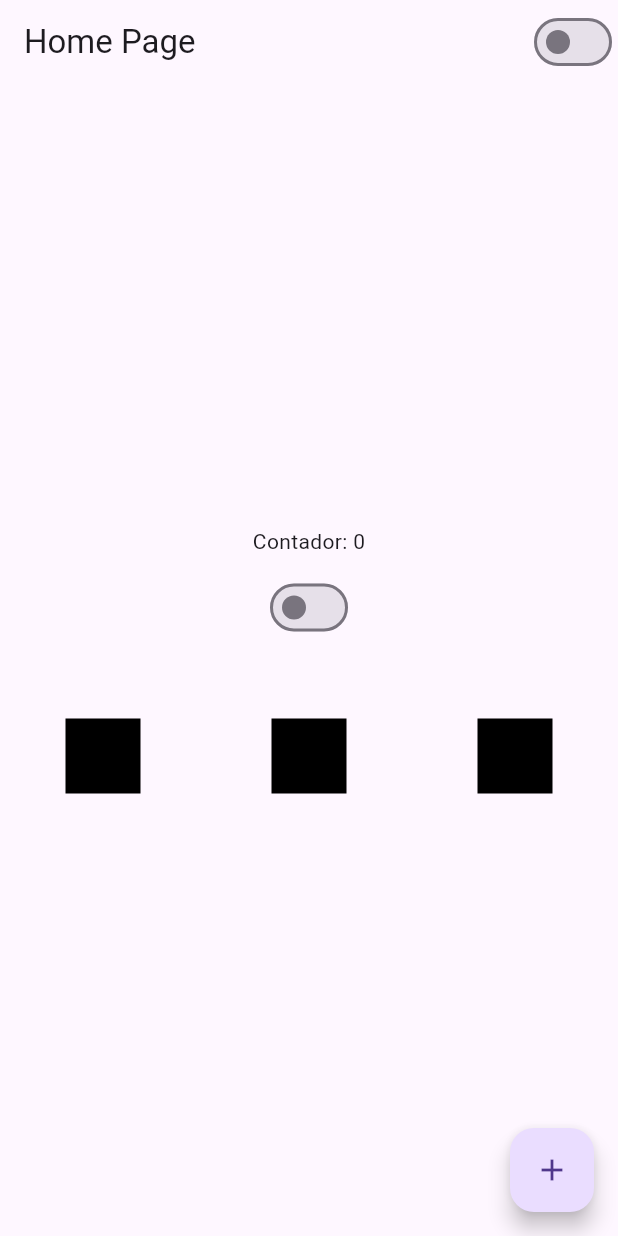
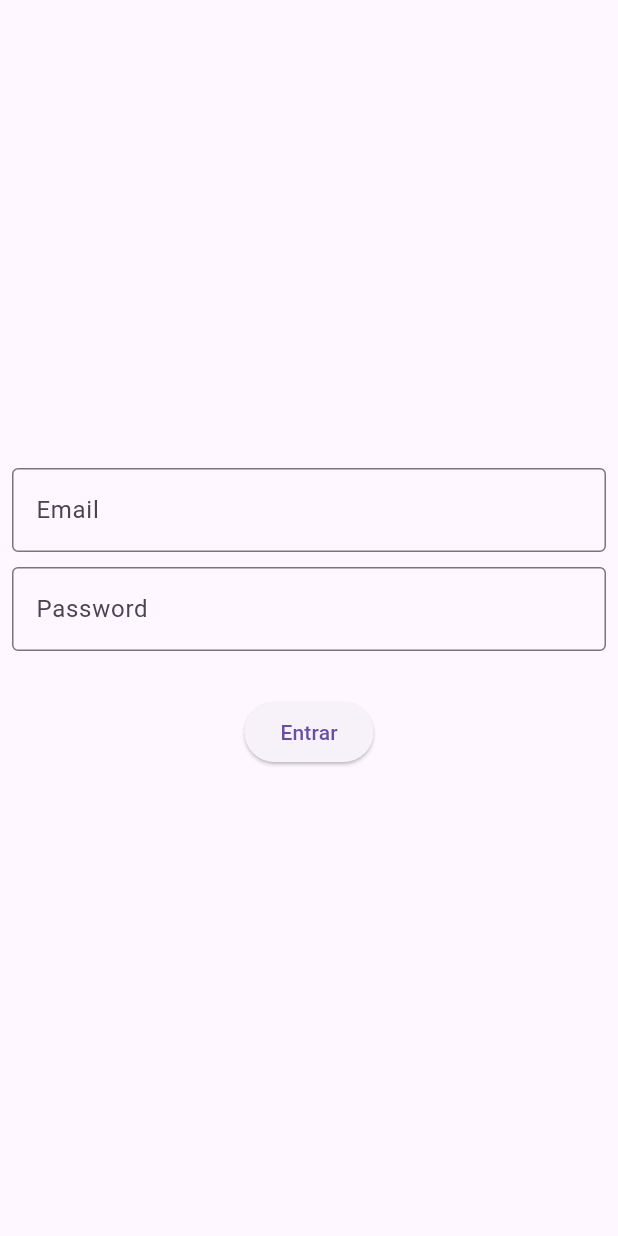
Before and after one commit to fabiosabatinebock/Project_Flutterando, a Flutter app: the screen it shows after launch, on a phone screen of 412 x 824 dp. Run offline on Flutter 3.47's test engine with Material 3 defaults, Android fonts, the phone set to English and light mode, and no system bars.

Commit message:
Aula 17 TextField(Tela de login)

```diff
--- a/ola_mundo/lib/app_widget.dart
+++ b/ola_mundo/lib/app_widget.dart
@@ -1,6 +1,7 @@
 import 'package:flutter/material.dart';
 import 'package:ola_mundo/app_controller.dart';
 import 'package:ola_mundo/home_page.dart';
+import 'package:ola_mundo/login_page.dart';
 
 class AppWidget extends StatelessWidget{
   @override
@@ -13,7 +14,7 @@ class AppWidget extends StatelessWidget{
         primarySwatch: Colors.red,
         brightness: AppController.instance.isDarkTheme ? Brightness.dark : Brightness.light,
       ),
-      home: HomePage(),
+      home: LoginPage(),
       );
     });
   }
--- /dev/null
+++ b/ola_mundo/lib/login_page.dart
@@ -0,0 +1,65 @@
+import 'package:flutter/material.dart';
+
+class LoginPage extends StatefulWidget {
+  const LoginPage({super.key});
+
+  @override
+  State<LoginPage> createState() => _LoginPageState();
+}
+
+class _LoginPageState extends State<LoginPage> {
+  String email = '';
+  String password = '';
+
+  @override
+  Widget build(BuildContext context) {
+    return Scaffold(
+      body: SingleChildScrollView(
+        child: SizedBox(
+          width: MediaQuery.of(context).size.width,
+          height: MediaQuery.of(context).size.height,
+          child: Padding(
+            padding: const EdgeInsets.all(8.0),
+            child: Column(
+              mainAxisAlignment: MainAxisAlignment.center,
+              children: [
+                TextField(
+                  onChanged: (text){
+                    email = text;
+                  },
+                  keyboardType: TextInputType.emailAddress,
+                  decoration: InputDecoration(
+                    labelText: 'Email',
+                    border: OutlineInputBorder()
+                  ),
+                ),
+                SizedBox(height: 10),
+                TextField(
+                  onChanged: (text){
+                    password = text;
+                  },
+                  obscureText: true,
+                  decoration: InputDecoration(
+                    labelText: 'Password',
+                    border: OutlineInputBorder()
+                  ),
+                ),
+                SizedBox(height: 30),
+                ElevatedButton(
+                  onPressed: () {
+                    if (email == 'fabiosabatinejuina@gmail.com' && password == '123') {
+                      print('Correto');
+                    } else {
+                      print('Login inválido.');
+                    }
+                  },
+                  child: Text('Entrar'),
+                ),
+                ],
+              ),
+          ),
+        ),
+      ),
+    );
+  }
+}
```
